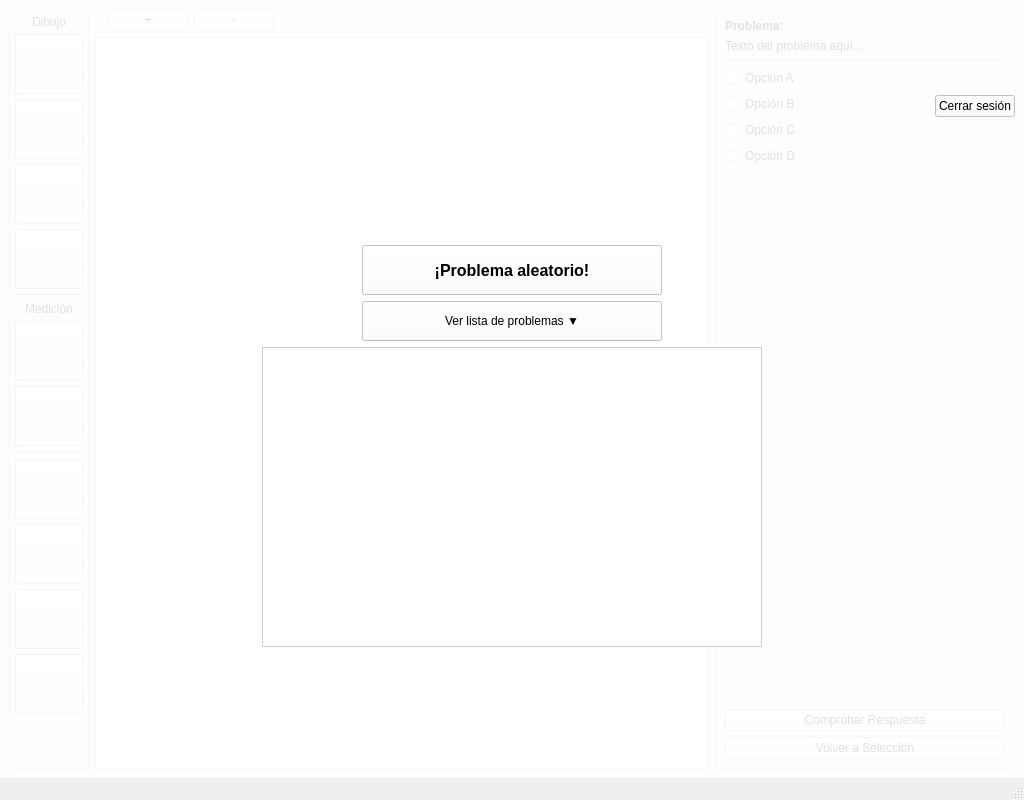
The window that mainwindow.ui (Cantonplas/Trabajo_IHM) describes before a commit, drawn with Qt 5.
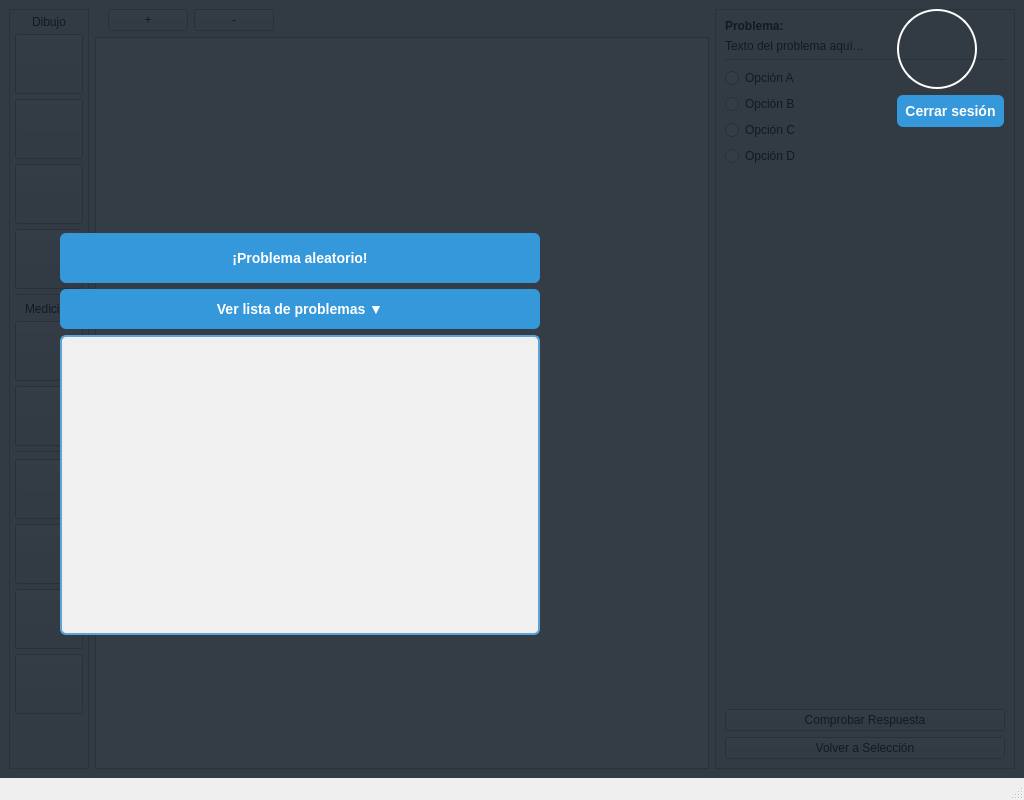
The same window after the commit. Icons and pictures are not drawn.

```diff
--- a/mainwindow.ui
+++ b/mainwindow.ui
@@ -552,7 +552,43 @@
     <item row="0" column="0">
      <widget class="QWidget" name="selectionOverlay" native="true">
       <property name="styleSheet">
-       <string>background-color: rgba(255, 255, 255, 225);</string>
+       <string>
+#selectionOverlay {
+    background-color: rgba(20, 30, 40, 220); 
+}
+#selectionOverlay QLabel, #selectionOverlay QCheckBox {
+    color: #ffffff;
+    font-weight: bold;
+    font-size: 14px;
+}
+#selectionOverlay QListWidget {
+    background-color: #f0f0f0;
+    color: #000000;
+    border: 2px solid #5da4d6;
+    border-radius: 6px;
+    font-size: 13px;
+}
+#selectionOverlay QPushButton {
+    background-color: #3498db; 
+    color: white;
+    border: none;
+    border-radius: 6px;
+    padding: 8px;
+    font-weight: bold;
+    font-size: 14px;
+}
+#selectionOverlay QPushButton:hover {
+    background-color: #5dade2;
+}
+#selectionOverlay QPushButton:pressed {
+    background-color: #2980b9;
+}
+#selectionOverlay #btnAvatar {
+    background-color: transparent;
+    border: 2px solid white;
+    border-radius: 40px; 
+}
+       </string>
       </property>
       <property name="sizePolicy">
        <sizepolicy hsizetype="Expanding" vsizetype="Expanding">
@@ -561,6 +597,12 @@
        </sizepolicy>
       </property>
       <layout class="QVBoxLayout" name="verticalLayoutOverlay">
+       <property name="leftMargin">
+        <number>60</number>
+       </property>
+       <property name="rightMargin">
+        <number>20</number>
+       </property>
        
        <item>
         <layout class="QHBoxLayout" name="horizontalLayoutTopBar">
@@ -624,20 +666,23 @@
          <property name="orientation">
           <enum>Qt::Vertical</enum>
          </property>
+         <property name="sizeType">
+          <enum>QSizePolicy::Fixed</enum>
+         </property>
          <property name="sizeHint" stdset="0">
           <size>
            <width>20</width>
-           <height>40</height>
+           <height>100</height>
           </size>
          </property>
         </spacer>
        </item>
 
-       <item alignment="Qt::AlignHCenter">
+       <item alignment="Qt::AlignLeft">
         <widget class="QPushButton" name="btnRandom">
          <property name="minimumSize">
           <size>
-           <width>300</width>
+           <width>480</width>
            <height>50</height>
           </size>
          </property>
@@ -652,11 +697,11 @@
          </property>
         </widget>
        </item>
-       <item alignment="Qt::AlignHCenter">
+       <item alignment="Qt::AlignLeft">
         <widget class="QPushButton" name="btnToggleList">
          <property name="minimumSize">
           <size>
-           <width>300</width>
+           <width>480</width>
            <height>40</height>
           </size>
          </property>
@@ -668,17 +713,17 @@
          </property>
         </widget>
        </item>
-       <item alignment="Qt::AlignHCenter">
+       <item alignment="Qt::AlignLeft">
         <widget class="QListWidget" name="listProblems">
          <property name="minimumSize">
           <size>
-           <width>500</width>
+           <width>480</width>
            <height>300</height>
           </size>
          </property>
          <property name="maximumSize">
           <size>
-           <width>600</width>
+           <width>700</width>
            <height>16777215</height>
           </size>
          </property>
@@ -690,6 +735,9 @@
          <property name="orientation">
           <enum>Qt::Vertical</enum>
          </property>
+         <property name="sizeType">
+          <enum>QSizePolicy::Expanding</enum>
+         </property>
          <property name="sizeHint" stdset="0">
           <size>
            <width>20</width>
```
